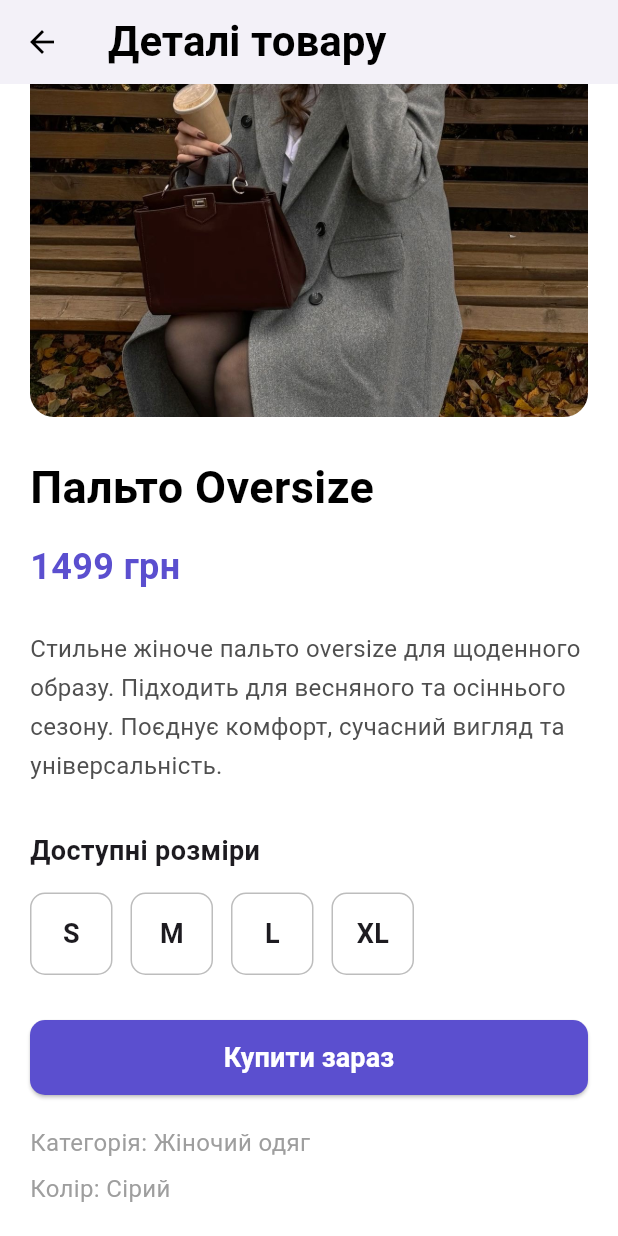
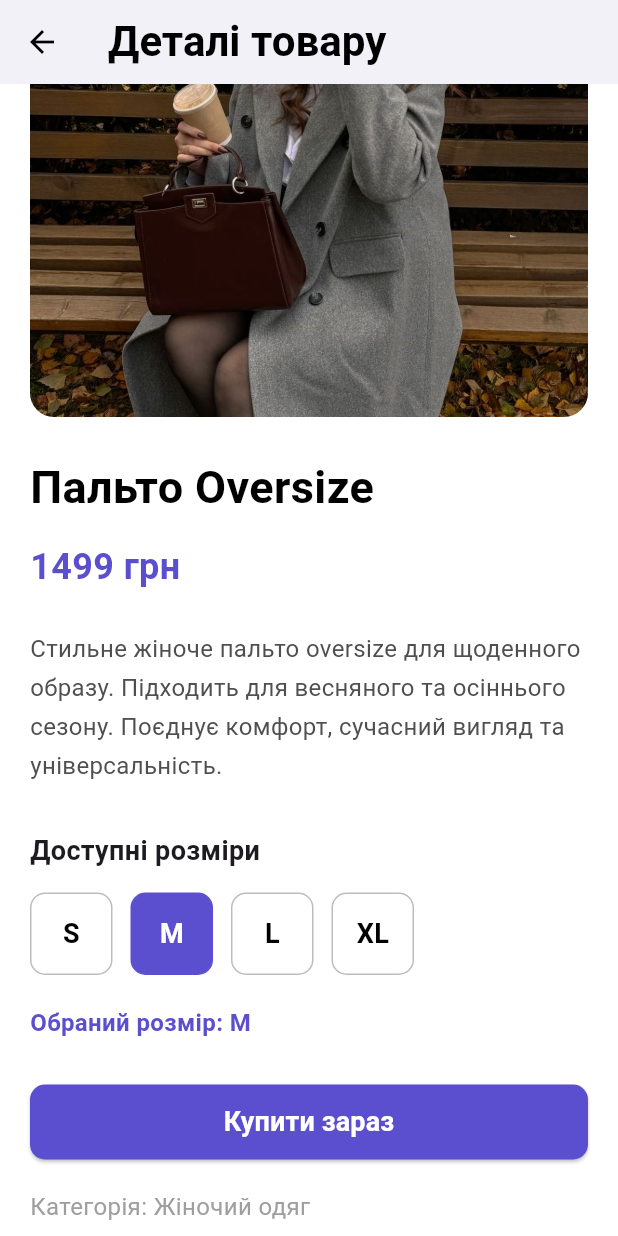
Before and after one commit to rusynka-di/lab3_flutter, a Flutter app: the DetailPage screen opened by its route, scrolled down 218 dp, on a phone screen of 412 x 824 dp. Run offline on Flutter 3.47's test engine with Material 3 defaults, Android fonts, the phone set to English and light mode, and no system bars; Roboto replaces fonts that are missing (Urbanist).

Commit message:
Додано обробку натискання для вибору розміру товару

```diff
--- a/lib/Pages/detail_page.dart
+++ b/lib/Pages/detail_page.dart
@@ -1,7 +1,14 @@
      import 'package:flutter/material.dart';
 
-class DetailPage extends StatelessWidget {
+class DetailPage extends StatefulWidget {
   const DetailPage({super.key});
+
+  @override
+  State<DetailPage> createState() => _DetailPageState();
+}
+
+class _DetailPageState extends State<DetailPage> {
+  String selectedSize = "M";
 
   @override
   Widget build(BuildContext context) {
@@ -10,7 +17,6 @@ class DetailPage extends StatelessWidget {
 
     return Scaffold(
       backgroundColor: Colors.white,
-
       appBar: AppBar(
         backgroundColor: Colors.white,
         elevation: 0,
@@ -34,7 +40,6 @@ class DetailPage extends StatelessWidget {
         ),
         centerTitle: false,
       ),
-
       body: SingleChildScrollView(
         child: Padding(
           padding: const EdgeInsets.all(20),
@@ -53,9 +58,7 @@ class DetailPage extends StatelessWidget {
                         ),
                       ),
                     ),
-
                     const SizedBox(height: 25),
-
                     const Text(
                       "Пальто Oversize",
                       style: TextStyle(
@@ -65,9 +68,7 @@ class DetailPage extends StatelessWidget {
                         fontFamily: "Urbanist",
                       ),
                     ),
-
                     const SizedBox(height: 15),
-
                     const Text(
                       "1499 грн",
                       style: TextStyle(
@@ -77,9 +78,7 @@ class DetailPage extends StatelessWidget {
                         fontFamily: "Urbanist",
                       ),
                     ),
-
                     const SizedBox(height: 25),
-
                     const Text(
                       "Стильне жіноче пальто oversize для щоденного образу. "
                       "Підходить для весняного та осіннього сезону. "
@@ -91,9 +90,7 @@ class DetailPage extends StatelessWidget {
                         fontFamily: "Urbanist",
                       ),
                     ),
-
                     const SizedBox(height: 30),
-
                     const Text(
                       "Доступні розміри",
                       style: TextStyle(
@@ -102,9 +99,7 @@ class DetailPage extends StatelessWidget {
                         fontFamily: "Urbanist",
                       ),
                     ),
-
                     const SizedBox(height: 15),
-
                     Wrap(
                       spacing: 12,
                       runSpacing: 12,
@@ -115,9 +110,17 @@ class DetailPage extends StatelessWidget {
                         buildSizeBox("XL"),
                       ],
                     ),
-
+                    const SizedBox(height: 20),
+                    Text(
+                      "Обраний розмір: $selectedSize",
+                      style: const TextStyle(
+                        fontSize: 16,
+                        color: Color(0xFF5B4FCF),
+                        fontFamily: "Urbanist",
+                        fontWeight: FontWeight.w600,
+                      ),
+                    ),
                     const SizedBox(height: 30),
-
                     ElevatedButton(
                       onPressed: () {},
                       style: ElevatedButton.styleFrom(
@@ -137,9 +140,7 @@ class DetailPage extends StatelessWidget {
                         ),
                       ),
                     ),
-
                     const SizedBox(height: 20),
-
                     const Text(
                       "Категорія: Жіночий одяг",
                       style: TextStyle(
@@ -148,9 +149,7 @@ class DetailPage extends StatelessWidget {
                         fontFamily: "Urbanist",
                       ),
                     ),
-
                     const SizedBox(height: 8),
-
                     const Text(
                       "Колір: Сірий",
                       style: TextStyle(
@@ -176,9 +175,7 @@ class DetailPage extends StatelessWidget {
                         ),
                       ),
                     ),
-
                     const SizedBox(width: 30),
-
                     Expanded(
                       child: Column(
                         crossAxisAlignment: CrossAxisAlignment.start,
@@ -192,9 +189,7 @@ class DetailPage extends StatelessWidget {
                               fontFamily: "Urbanist",
                             ),
                           ),
-
                           const SizedBox(height: 15),
-
                           const Text(
                             "1499 грн",
                             style: TextStyle(
@@ -204,9 +199,7 @@ class DetailPage extends StatelessWidget {
                               fontFamily: "Urbanist",
                             ),
                           ),
-
                           const SizedBox(height: 25),
-
                           const Text(
                             "Стильне жіноче пальто oversize для щоденного образу. "
                             "Підходить для весняного та осіннього сезону. "
@@ -218,9 +211,7 @@ class DetailPage extends StatelessWidget {
                               fontFamily: "Urbanist",
                             ),
                           ),
-
                           const SizedBox(height: 30),
-
                           const Text(
                             "Доступні розміри",
                             style: TextStyle(
@@ -229,9 +220,7 @@ class DetailPage extends StatelessWidget {
                               fontFamily: "Urbanist",
                             ),
                           ),
-
                           const SizedBox(height: 15),
-
                           Row(
                             children: [
                               buildSizeBox("S"),
@@ -243,9 +232,17 @@ class DetailPage extends StatelessWidget {
                               buildSizeBox("XL"),
                             ],
                           ),
-
+                          const SizedBox(height: 20),
+                          Text(
+                            "Обраний розмір: $selectedSize",
+                            style: const TextStyle(
+                              fontSize: 16,
+                              color: Color(0xFF5B4FCF),
+                              fontFamily: "Urbanist",
+                              fontWeight: FontWeight.w600,
+                            ),
+                          ),
                           const SizedBox(height: 30),
-
                           ElevatedButton(
                             onPressed: () {},
                             style: ElevatedButton.styleFrom(
@@ -265,9 +262,7 @@ class DetailPage extends StatelessWidget {
                               ),
                             ),
                           ),
-
                           const SizedBox(height: 20),
-
                           const Text(
                             "Категорія: Жіночий одяг",
                             style: TextStyle(
@@ -276,9 +271,7 @@ class DetailPage extends StatelessWidget {
                               fontFamily: "Urbanist",
                             ),
                           ),
-
                           const SizedBox(height: 8),
-
                           const Text(
                             "Колір: Сірий",
                             style: TextStyle(
@@ -298,21 +291,34 @@ class DetailPage extends StatelessWidget {
   }
 
   Widget buildSizeBox(String size) {
-    return Container(
+    bool isSelected = selectedSize == size;
+
+    return InkWell(
+      onTap: () {
+        setState(() {
+          selectedSize = size;
+        });
+      },
+      borderRadius: BorderRadius.circular(10),
+      child: Container(
         width: 55,
         height: 55,
         alignment: Alignment.center,
         decoration: BoxDecoration(
-        color: Colors.white,
-        border: Border.all(color: Colors.grey.shade400),
+          color: isSelected ? const Color(0xFF5B4FCF) : Colors.white,
+          border: Border.all(
+            color: isSelected ? const Color(0xFF5B4FCF) : Colors.grey.shade400,
+          ),
           borderRadius: BorderRadius.circular(10),
         ),
         child: Text(
           size,
-        style: const TextStyle(
+          style: TextStyle(
             fontSize: 18,
             fontWeight: FontWeight.w600,
             fontFamily: "Urbanist",
+            color: isSelected ? Colors.white : Colors.black,
+          ),
         ),
       ),
     );
```
Also changed, not shown: pubspec.yaml (+1 -32 lines). Lines whose indentation alone changed are shown as unchanged.
